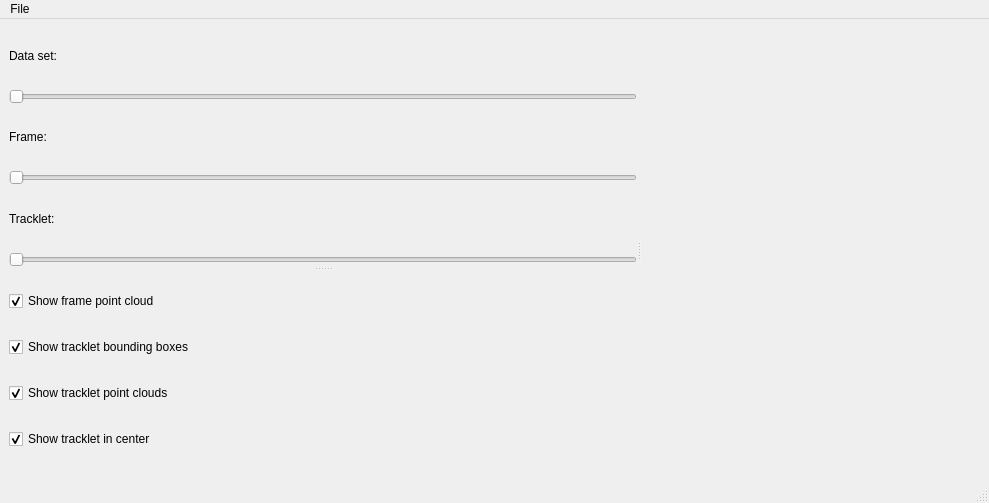
Before: the Qt Designer form QtKittiVisualizer.ui in MarkMuth/QtKittiVisualizer, drawn with Qt 5.
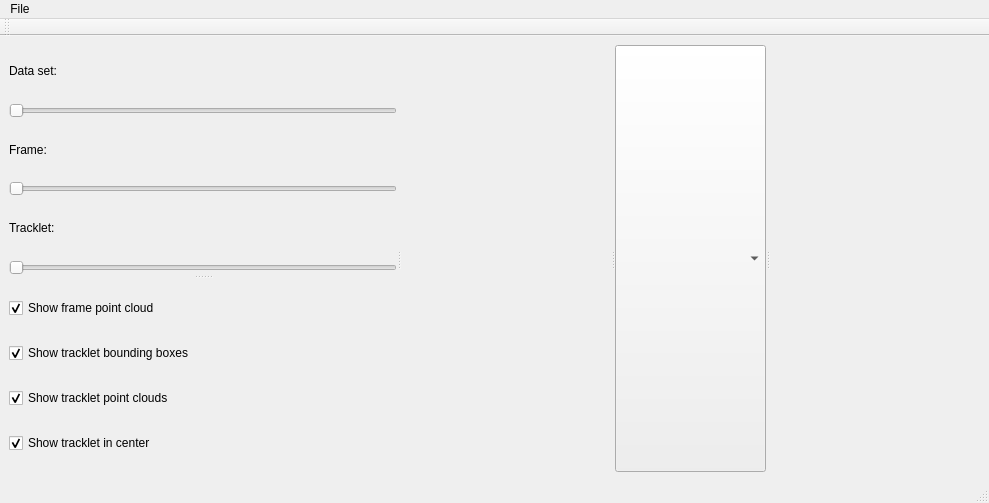
After: the same form once the commit is applied. Custom widgets are drawn as their Qt base class.

Commit message: Add image02 from Kitti data-set and render side-by-side, add Lidar view for camera view angle (front, top, right/left and birds eye perspective)

Diff of the .ui file:
```diff
--- a/QtKittiVisualizer.ui
+++ b/QtKittiVisualizer.ui
@@ -167,6 +167,8 @@
         </sizepolicy>
        </property>
       </widget>
+      <widget class="QComboBox" name="viewComboBox"/>
+      <widget class="KittiImage" name="imageWidget" native="true"/>
      </widget>
     </item>
    </layout>
@@ -189,6 +191,17 @@
    </widget>
    <addaction name="menuFile"/>
   </widget>
+  <widget class="QToolBar" name="toolBar">
+   <property name="windowTitle">
+    <string>toolBar</string>
+   </property>
+   <attribute name="toolBarArea">
+    <enum>TopToolBarArea</enum>
+   </attribute>
+   <attribute name="toolBarBreak">
+    <bool>false</bool>
+   </attribute>
+  </widget>
   <action name="actionExit">
    <property name="text">
     <string>Exit</string>
@@ -204,6 +217,12 @@
    <extends>QWidget</extends>
    <header>QVTKWidget.h</header>
   </customwidget>
+  <customwidget>
+   <class>KittiImage</class>
+   <extends>QWidget</extends>
+   <header>KittiImage.h</header>
+   <container>1</container>
+  </customwidget>
  </customwidgets>
  <tabstops>
   <tabstop>slider_dataSet</tabstop>
```
Left out of the diff: 19 changed lines with no effect on the pictures. The commit also changes 7 other files.
